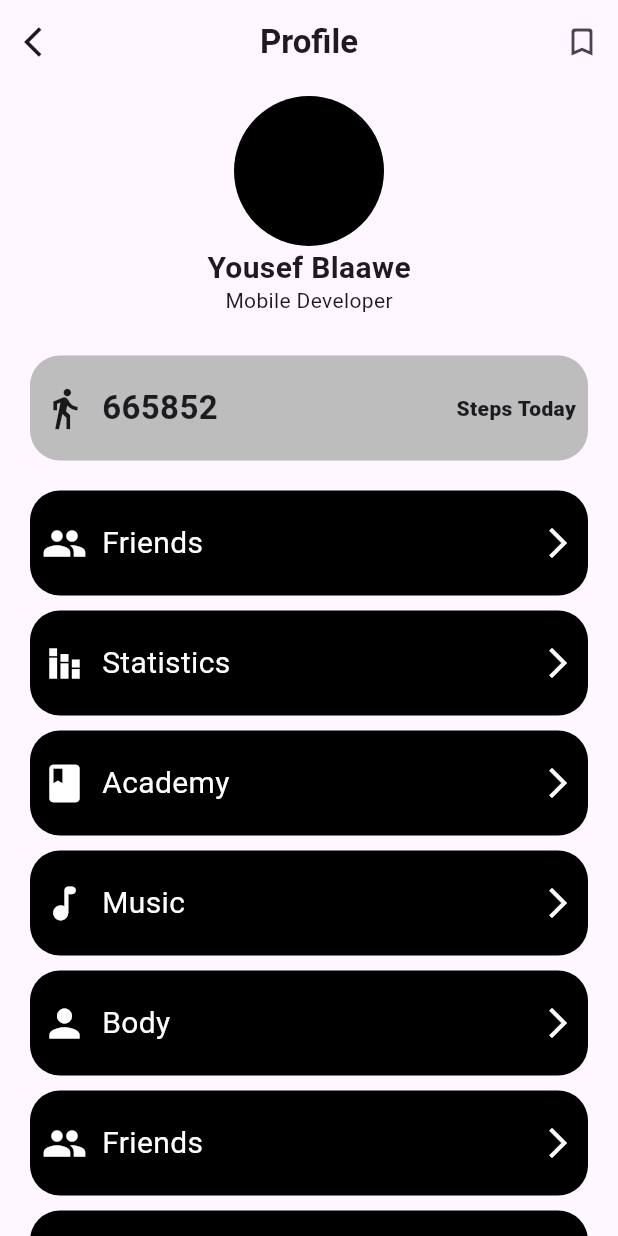
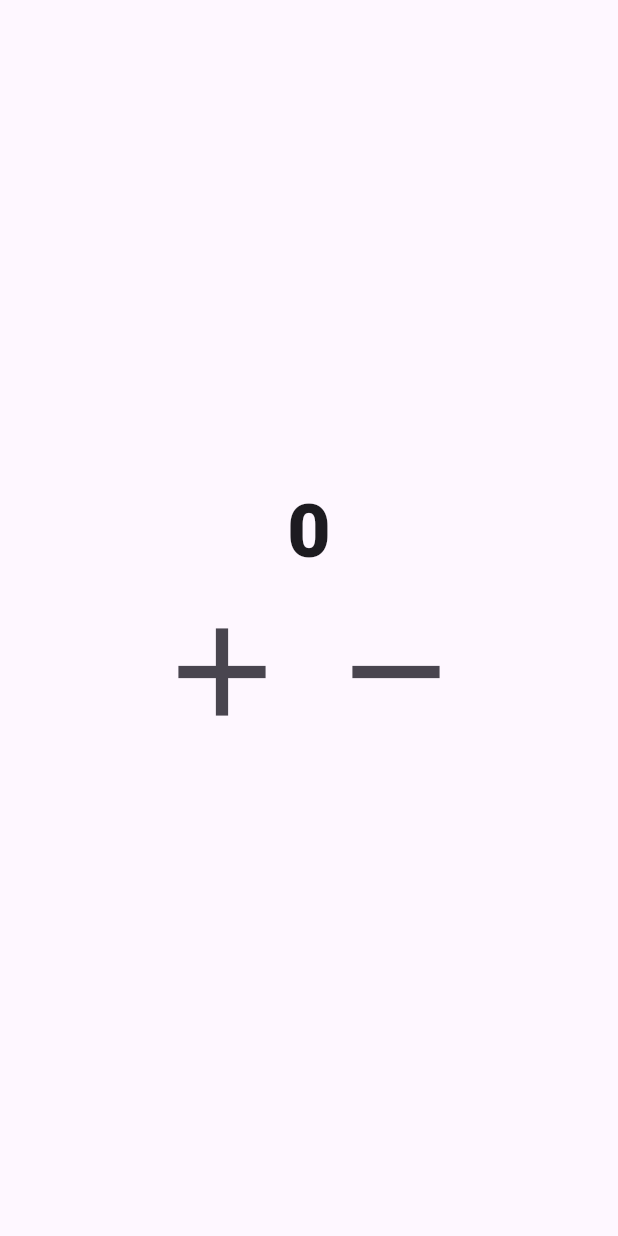
Before and after one commit to yousefBlaawe/eventek, a Flutter app: the screen it shows after launch, on a phone screen of 412 x 824 dp. Run offline on Flutter 3.47's test engine with Material 3 defaults, Android fonts, the phone set to English and light mode, and no system bars; our stand-ins replace flutter_animate.

```diff
--- a/lib/main.dart
+++ b/lib/main.dart
@@ -1,4 +1,4 @@
-import 'package:eventek_layth/screen_three/screen_three.dart';
+import 'package:eventek_layth/screen_four.dart';
 import 'package:flutter/cupertino.dart';
 import 'package:flutter/material.dart';
 
@@ -9,9 +9,9 @@ class MyApp extends StatelessWidget
 {
   @override
   Widget build(BuildContext context) {
-    return const MaterialApp(
+    return MaterialApp(
       debugShowCheckedModeBanner: false,
-      home: ScreenThree(),
+      home: ScreenFour(),
     );
   }
 
--- /dev/null
+++ b/lib/screen_four.dart
@@ -0,0 +1,63 @@
+import 'package:flutter/cupertino.dart';
+import 'package:flutter/material.dart';
+
+class ScreenFour extends StatefulWidget {
+
+
+  @override
+  State<ScreenFour> createState() {
+    return _ScreenFourState();
+  }
+}
+
+class _ScreenFourState extends State<ScreenFour> {
+  static int count=0;
+  @override
+  Widget build(BuildContext context) {
+    return Scaffold(
+      body: Center(
+        child: Column(
+          mainAxisAlignment: MainAxisAlignment.center,
+          children: [
+            Text(
+              '${count}',
+              style: TextStyle(
+                fontSize: 50,
+                fontWeight: FontWeight.w900,
+              ),
+            ),
+            Row(
+              mainAxisAlignment: MainAxisAlignment.center,
+              children: [
+                IconButton(
+                    onPressed: () {
+                      setState(() {
+
+                      });
+                      count++;
+                      print(count);
+                    },
+                    icon: const Icon(
+                      Icons.add,
+                      size: 100,
+                    )),
+                IconButton(
+                    onPressed: () {
+                      setState(() {
+
+                      });
+                      count--;
+                      print(count);
+                    },
+                    icon: const Icon(
+                      Icons.remove,
+                      size: 100,
+                    )),
+              ],
+            )
+          ],
+        ),
+      ),
+    );
+  }
+}
--- a/lib/screen_three/screen_three.dart
+++ b/lib/screen_three/screen_three.dart
@@ -299,7 +299,7 @@ class ScreenThree extends StatelessWidget {
             children: [
               const CircleAvatar(
                 radius: 50,
-                backgroundColor: Colors.black,
+                backgroundImage:AssetImage('assets/images/yousef_image.jpg') ,
               ),
               const Text(
                 'Yousef Blaawe',
--- a/pubspec.yaml
+++ b/pubspec.yaml
@@ -63,7 +63,8 @@ flutter:
   # assets:
   #   - images/a_dot_burr.jpeg
   #   - images/a_dot_ham.jpeg
-
+  assets:
+    - assets/images/
   # An image asset can refer to one or more resolution-specific "variants", see
   # https://flutter.dev/to/resolution-aware-images
 
```
Also changed, not shown: assets/images/yousef_image.jpg (added).
